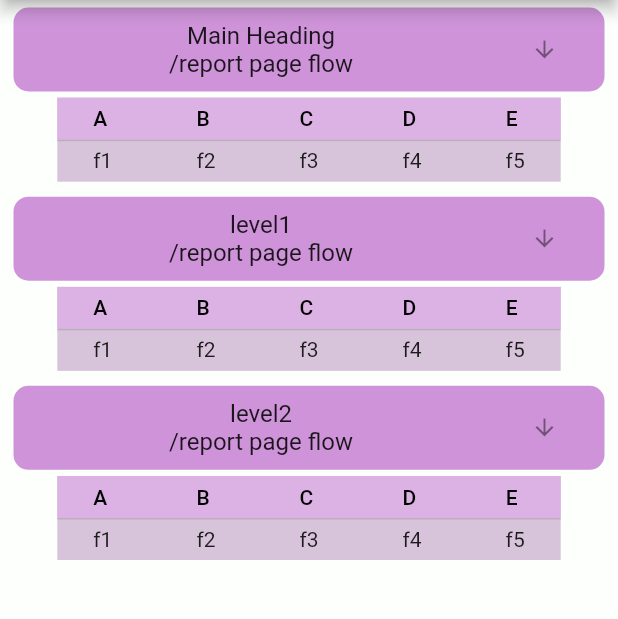
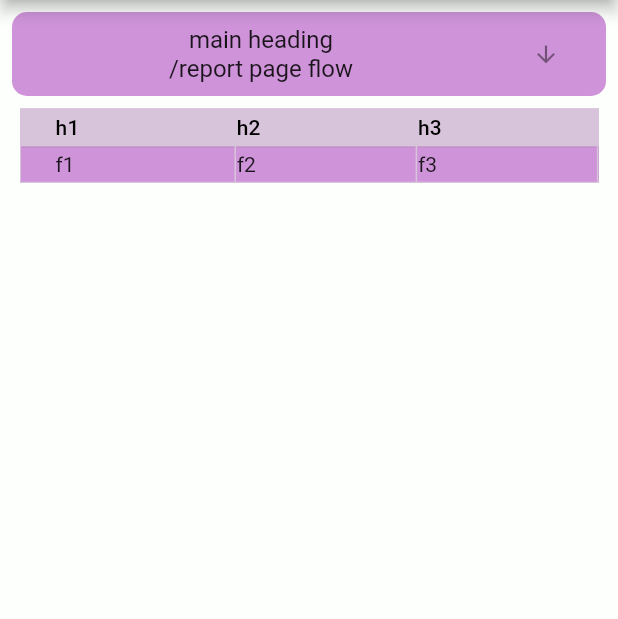
Before and after one commit to vegaKannur12/trafiqReports, a Flutter app: the screen it shows after launch, on a phone screen of 412 x 824 dp, the part 84-703 px from its top. Run offline on Flutter 3.47's test engine with Material 2 defaults, Android fonts, the phone set to English and light mode, and no system bars; missing offline and left inert: flutter_phone_direct_caller; Roboto replaces fonts that are missing (Raleway).

Commit message:
edit data table

```diff
--- a/lib/main.dart
+++ b/lib/main.dart
@@ -39,7 +39,7 @@ class MyApp extends StatelessWidget {
           ),
         ),
       ),
-      home: Level1Sample(),
+      home: LevelOne(),
     );
   }
 }
--- a/lib/screen/level1.dart
+++ b/lib/screen/level1.dart
@@ -6,7 +6,7 @@ import 'package:reports/components/customColor.dart';
 import 'package:reports/screen/homePage.dart';
 
 class LevelOne extends StatefulWidget {
-  const LevelOne({ Key? key }) : super(key: key);
+  const LevelOne({Key? key}) : super(key: key);
 
   @override
   State<LevelOne> createState() => _LevelOneState();
@@ -23,6 +23,7 @@ class _LevelOneState extends State<LevelOne> {
     super.initState();
     visible = true;
   }
+
   @override
   Widget build(BuildContext context) {
     Size size = MediaQuery.of(context).size;
@@ -40,7 +41,7 @@ class _LevelOneState extends State<LevelOne> {
                 borderRadius: BorderRadius.circular(10),
               ),
               child: ListTile(
-                onTap: (){
+                onTap: () {
                   Navigator.push(
                     context,
                     MaterialPageRoute(builder: (context) => HomePage()),
@@ -61,14 +62,12 @@ class _LevelOneState extends State<LevelOne> {
                       setState(() {
                         visible = !visible;
                         isExpanded = !isExpanded;
-                        if(this.actionIcon.icon==Icons.arrow_downward){
+                        if (this.actionIcon.icon == Icons.arrow_downward) {
                           print("to up");
-                          this.actionIcon=Icon(Icons.arrow_upward);
-                        }
-                        else if(this.actionIcon.icon==Icons.arrow_upward){
+                          this.actionIcon = Icon(Icons.arrow_upward);
+                        } else if (this.actionIcon.icon == Icons.arrow_upward) {
                           print("to down");
-                        this.actionIcon=Icon(Icons.arrow_downward);
-
+                          this.actionIcon = Icon(Icons.arrow_downward);
                         }
                       });
                     }),
@@ -81,20 +80,28 @@ class _LevelOneState extends State<LevelOne> {
               visible: visible,
               child: shrinkedDataTable(),
             ),
-
             Visibility(visible: isExpanded, child: datatable()),
           ],
         ),
       ),
     );
   }
+
   Widget shrinkedDataTable() {
-    return SingleChildScrollView(
+    return Padding(
+      padding: const EdgeInsets.only(left: 5, right: 5),
+      child: SingleChildScrollView(
         scrollDirection: Axis.horizontal,
         child: Container(
           width: 650,
+          // height: 90,
           decoration: BoxDecoration(color: P_Settings.datatableColor),
           child: DataTable(
+            headingRowHeight: 25,
+            dataRowHeight: 25,
+            dataRowColor:
+                MaterialStateColor.resolveWith((states) => P_Settings.color4),
+            columnSpacing: 2,
             border: TableBorder.all(
               color: P_Settings.datatableColor,
             ),
@@ -126,19 +133,24 @@ class _LevelOneState extends State<LevelOne> {
             ],
           ),
         ),
+      ),
     );
   }
 
   ////////////////////////////////////////
   Widget datatable() {
-    return SingleChildScrollView(
+    return Padding(
+      padding: const EdgeInsets.only(left: 5, right: 5),
+      child: SingleChildScrollView(
         scrollDirection: Axis.horizontal,
         child: Container(
           width: 700,
           decoration: BoxDecoration(color: P_Settings.datatableColor),
           child: DataTable(
+              dataRowColor:
+                  MaterialStateColor.resolveWith((states) => P_Settings.color4),
               border: TableBorder.all(
-                // color: P_Settings.datatableColor,
+                color: P_Settings.datatableColor,
               ),
               // headingRowColor: MaterialStateColor.resolveWith(
               //     (states) => P_Settings.datatableColor),
@@ -195,6 +207,7 @@ class _LevelOneState extends State<LevelOne> {
                 ]),
               ]),
         ),
+      ),
     );
   }
 }
```
Lines whose indentation alone changed are shown as unchanged.
